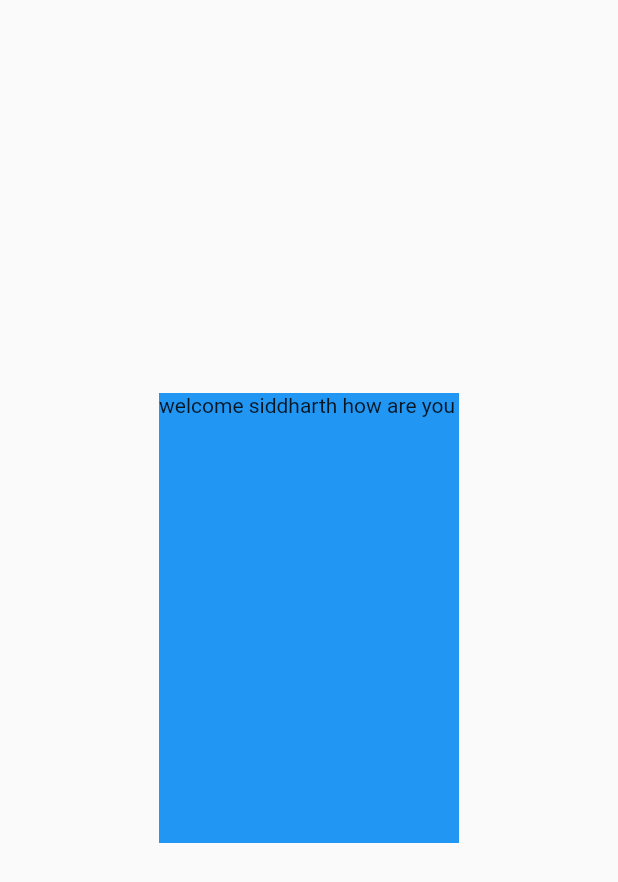
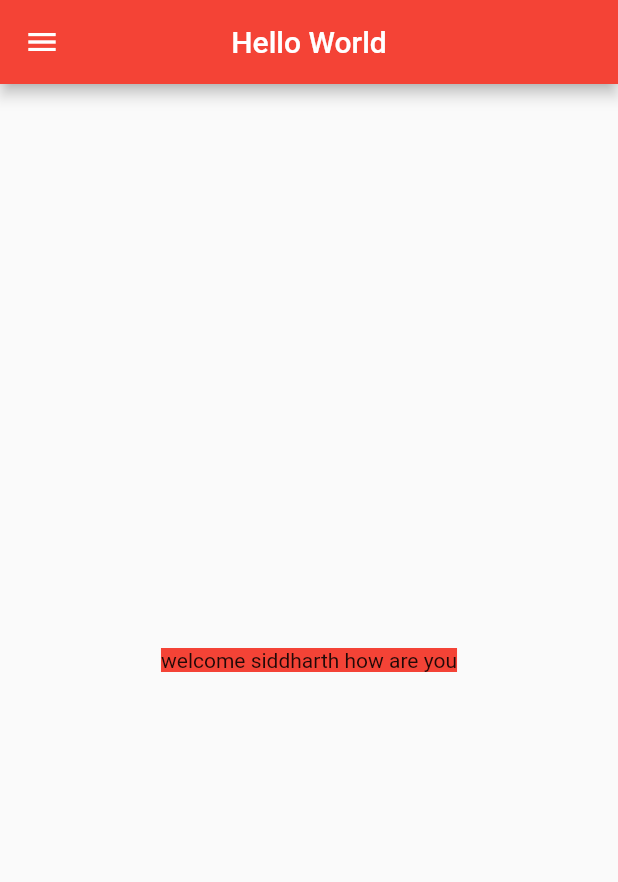
Before and after one commit to SID048/flutter, a Flutter app: the screen it shows after launch, on a phone screen of 412 x 824 dp. Shown: the top 882 px of the screen. Run offline on Flutter 3.47's test engine with Material 2 defaults, Android fonts, the phone set to English and light mode, and no system bars.

Commit message:
day2 completed

```diff
--- a/sid_flutter/lib/home_page.dart
+++ b/sid_flutter/lib/home_page.dart
@@ -0,0 +1,21 @@
+import 'package:flutter/material.dart';
+
+class Homepage extends StatelessWidget {
+  @override
+  Widget build(BuildContext context) {
+    return Scaffold(
+      appBar: AppBar(
+        centerTitle: true,
+        backgroundColor: Colors.red,
+        title: Text("Hello World"),
+      ),
+      body: Center(
+        child: Container(
+          color: Colors.red,
+          child: Text("welcome siddharth how are you"),
+        ),
+      ),
+      drawer: Drawer(),
+    );
+  }
+}
--- a/sid_flutter/lib/main.dart
+++ b/sid_flutter/lib/main.dart
@@ -1,4 +1,5 @@
 import 'package:flutter/material.dart';
+import 'package:sid_flutter/home_page.dart';
 
 void main() {
   runApp(MyApp());
@@ -9,17 +10,6 @@ class MyApp extends StatelessWidget {
 
   @override
   Widget build(BuildContext context) {
-    return MaterialApp(
-      home: Material(
-        child: Center(
-          child: Container(
-            width: 200,
-            height: 300,
-            color: Colors.blue,
-            child: Text("welcome siddharth how are you"),
-          ),
-        ),
-      ),
-    );
+    return MaterialApp(home: Homepage());
   }
 }
```
